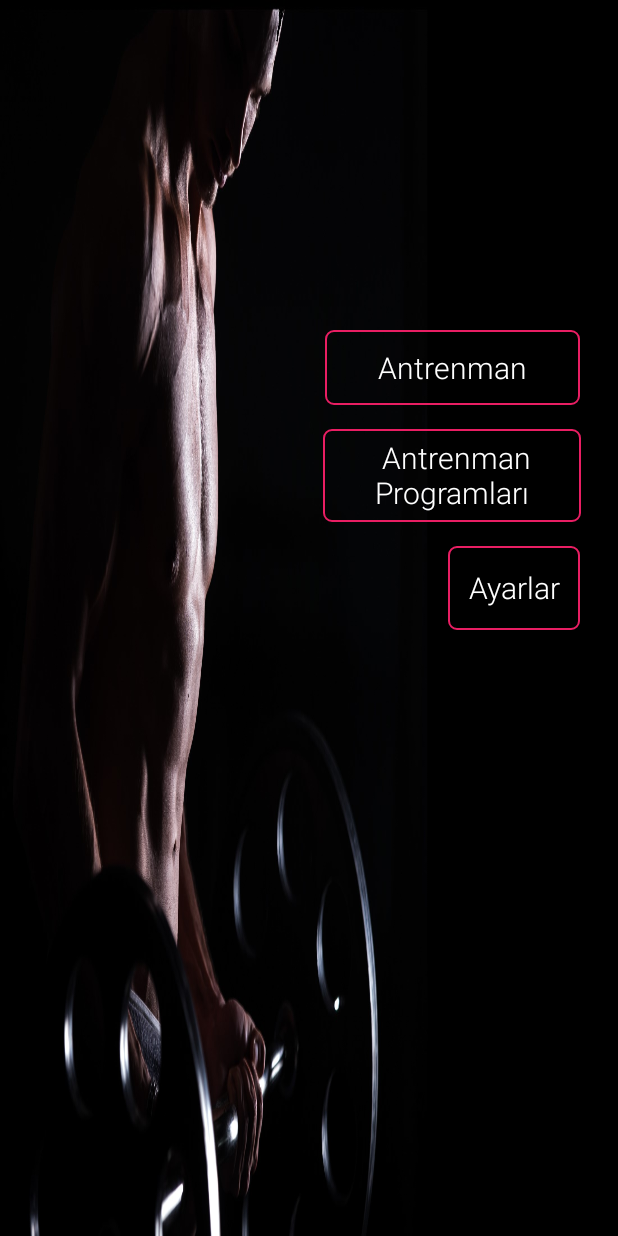
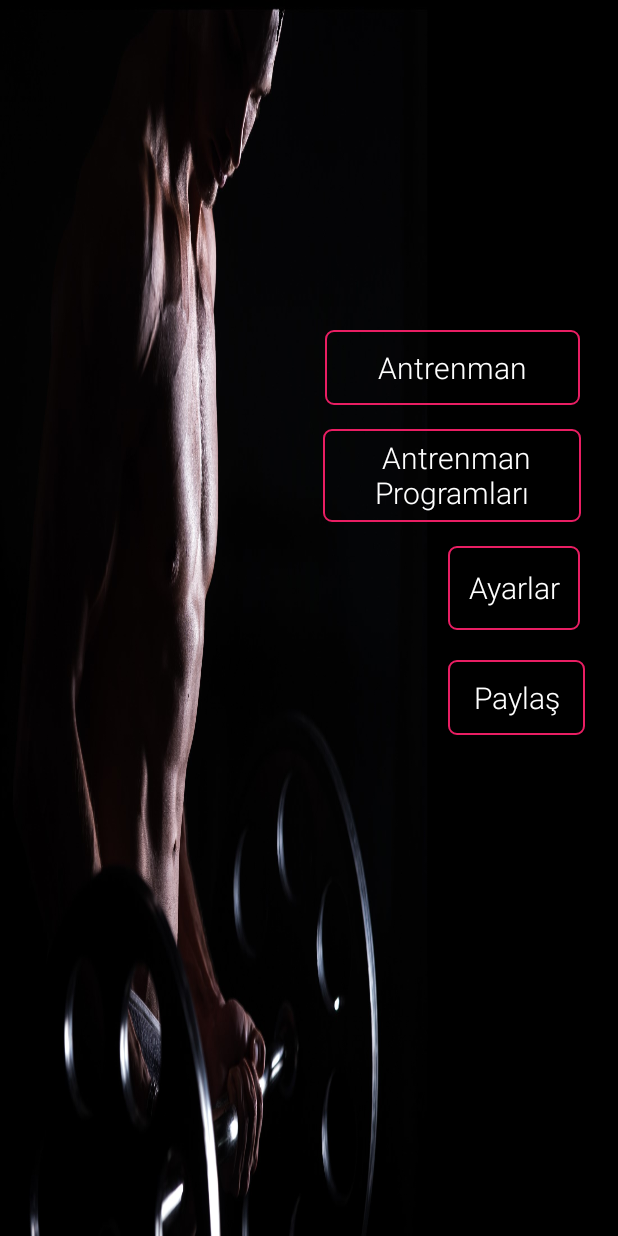
Before and after one commit to MustafaBaser/BeFit, an Android app: the screen it shows after launch (MainActivity), on a phone screen of 412 x 824 dp. Run offline under Robolectric (Android 15) with nearby library versions, the phone set to English and light mode, and no system bars.

Commit message:
Share via

```diff
--- a/app/src/main/AndroidManifest.xml
+++ b/app/src/main/AndroidManifest.xml
@@ -9,7 +9,8 @@
         android:roundIcon="@mipmap/ic_launcher_round"
         android:supportsRtl="true"
         android:theme="@style/AppTheme">
-        <activity android:name=".Antrenman"></activity>
+        <activity android:name=".ArkadaslarinaOner"></activity>
+        <activity android:name=".Antrenman" />
         <activity android:name=".Ayarlar" />
         <activity android:name=".Programlar" />
         <activity android:name=".MainActivity" />
--- a/app/src/main/java/com/mustafabaser/befit/MainActivity.java
+++ b/app/src/main/java/com/mustafabaser/befit/MainActivity.java
@@ -3,18 +3,38 @@ package com.mustafabaser.befit;
 import androidx.appcompat.app.AppCompatActivity;
 
 import android.content.Intent;
+import android.net.Uri;
 import android.os.Bundle;
 import android.view.View;
 import android.view.WindowManager;
+import android.widget.Button;
 
 public class MainActivity extends AppCompatActivity {
+
+    Button btnShare;
+    Intent shareIntent;
+    String shareBody = "This is a great app, you should try it out!";
 
     @Override
     protected void onCreate(Bundle savedInstanceState) {
         super.onCreate(savedInstanceState);
         getWindow().addFlags(WindowManager.LayoutParams.FLAG_FULLSCREEN);
         setContentView(R.layout.activity_main);
-    }
+
+        btnShare = (Button) findViewById(R.id.button4);
+
+        btnShare.setOnClickListener(new View.OnClickListener(){
+            @Override
+            public void onClick(View view){
+                shareIntent = new Intent (Intent.ACTION_SEND);
+                shareIntent.setType("text/pain");
+                shareIntent.putExtra(Intent.EXTRA_TEXT, shareBody);
+                startActivity(Intent.createChooser(shareIntent, "Şununla paylaş: "));
+
+            }
+        });
+
+        }
         public void programlar(View view){
             Intent programsActivity = new Intent(MainActivity.this, Programlar.class);
             startActivity(programsActivity);
@@ -28,4 +48,5 @@ public class MainActivity extends AppCompatActivity {
             Intent antrenmanActivity = new Intent(MainActivity.this,Antrenman.class);
             startActivity(antrenmanActivity);
         }
+
     }
--- a/app/src/main/res/layout/activity_main.xml
+++ b/app/src/main/res/layout/activity_main.xml
@@ -58,5 +58,21 @@
         app:layout_constraintStart_toStartOf="parent"
         app:layout_constraintTop_toTopOf="parent" />
 
+    <Button
+        android:id="@+id/button4"
+        android:layout_width="91dp"
+        android:layout_height="50dp"
+        android:layout_marginTop="20dp"
+        android:background="@drawable/custom_button"
+        android:fontFamily="sans-serif-light"
+        android:text="Paylaş"
+        android:textAllCaps="false"
+        android:textColor="#FFFFFF"
+        android:textSize="20sp"
+        app:layout_constraintEnd_toEndOf="parent"
+        app:layout_constraintHorizontal_bias="0.931"
+        app:layout_constraintStart_toStartOf="parent"
+        app:layout_constraintTop_toBottomOf="@+id/button3" />
+
 
 </androidx.constraintlayout.widget.ConstraintLayout>
--- a/app/src/main/res/values/colors.xml
+++ b/app/src/main/res/values/colors.xml
@@ -4,4 +4,5 @@
     <color name="colorPrimaryDark">#00574B</color>
     <color name="colorAccent">#D81B60</color>
     <color name="colorWelcome">#1d0d0d</color>
+    <color name="colorWhiteGrey">#D3D3D3</color>
 </resources>
```
Also changed, not shown: app/src/main/java/com/mustafabaser/befit/ArkadaslarinaOner.java (added, +36 -0 lines), app/src/main/res/drawable/bg_round.xml (added, +8 -0 lines), app/src/main/res/layout/activity_arkadaslarina_oner.xml (added, +33 -0 lines).
